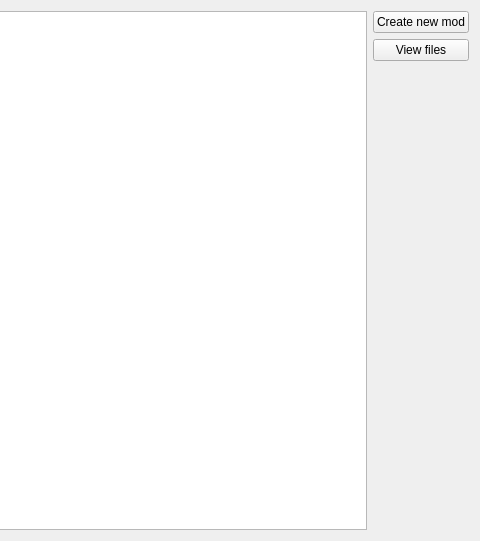
Before: the Qt Designer form src/ui/skeletons/form_own_mod_table.ui in 132nd-etcher/EASI, drawn with Qt 5; both pictures show x 350 to 830 and y 0 to 541 of the 830 by 541 pixel window.
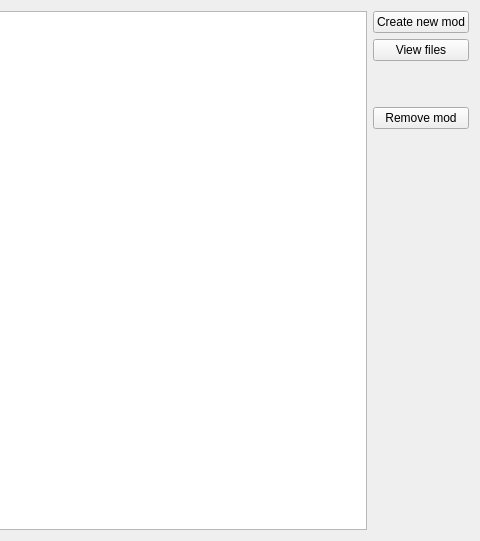
After: the same form once the commit is applied.

The edit to the form file:
```diff
--- a/src/ui/skeletons/form_own_mod_table.ui
+++ b/src/ui/skeletons/form_own_mod_table.ui
@@ -33,6 +33,29 @@
        </property>
       </widget>
      </item>
+     <item>
+      <spacer name="verticalSpacer_2">
+       <property name="orientation">
+        <enum>Qt::Vertical</enum>
+       </property>
+       <property name="sizeType">
+        <enum>QSizePolicy::Fixed</enum>
+       </property>
+       <property name="sizeHint" stdset="0">
+        <size>
+         <width>20</width>
+         <height>40</height>
+        </size>
+       </property>
+      </spacer>
+     </item>
+     <item>
+      <widget class="QPushButton" name="btn_trash_mod">
+       <property name="text">
+        <string>Remove mod</string>
+       </property>
+      </widget>
+     </item>
      <item>
       <spacer name="verticalSpacer">
        <property name="orientation">
```
